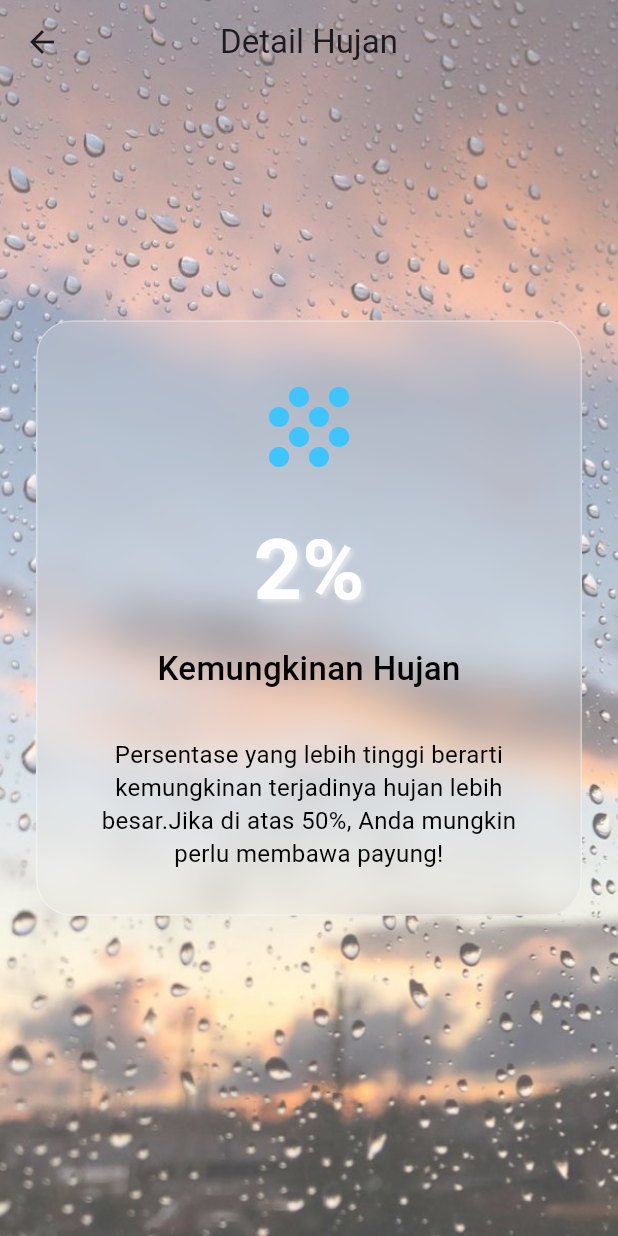
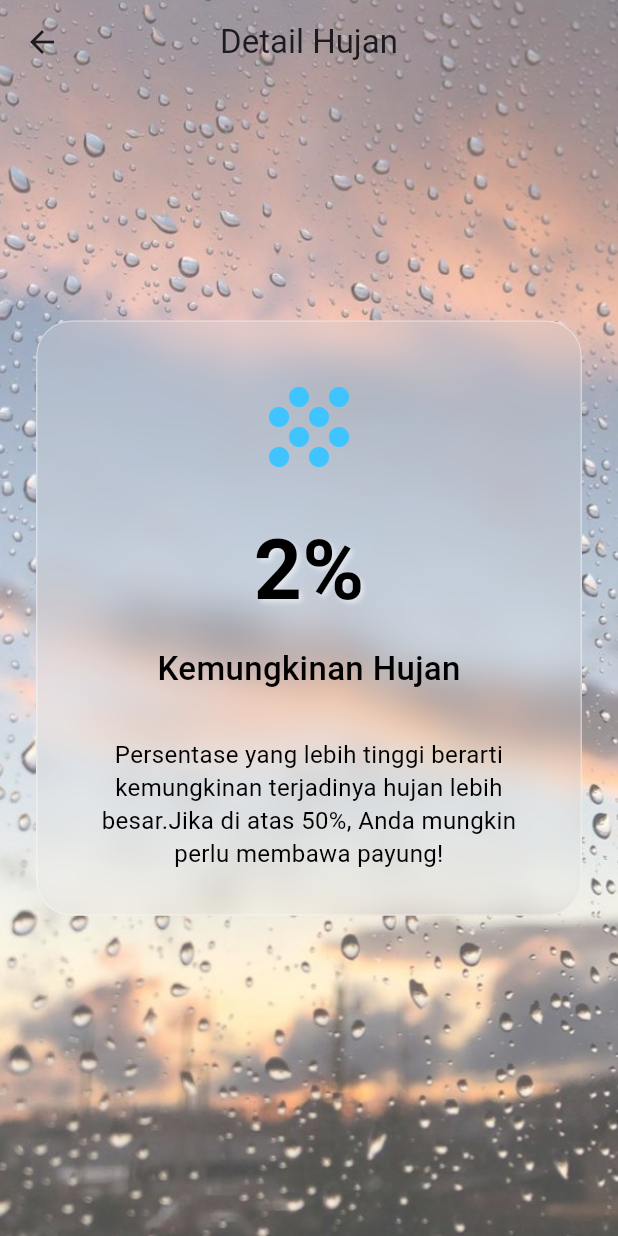
Before and after one commit to ErlyndaAgustina/Weather_App, a Flutter app: the screen it shows after launch, scrolled down 269 dp, after a tap on "Hujan", on a phone screen of 412 x 824 dp. Run offline on Flutter 3.47's test engine with Material 3 defaults, Android fonts, the phone set to English and light mode, and no system bars; our stand-ins replace flutter_svg, google_fonts.

Commit message:
Merubah kode

```diff
--- a/cuaca/lib/widgets/rain_detail_page.dart
+++ b/cuaca/lib/widgets/rain_detail_page.dart
@@ -63,7 +63,10 @@ class RainDetailPage extends StatelessWidget {
                           style: TextStyle(
                             fontSize: 56,
                             fontWeight: FontWeight.bold,
-                            color: Colors.white,
+                            color:
+                                Theme.of(context).brightness == Brightness.light
+                                ? Colors.black
+                                : Colors.white,
                             shadows: [
                               Shadow(
                                 color:
```
